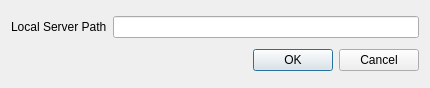
Before: the Qt Designer form client/src/widget/serverdialog.ui in legnaleurc/qbtd, drawn with Qt 5.
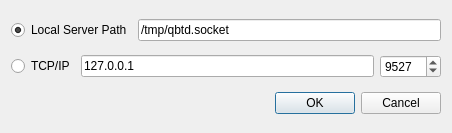
After: the same form once the commit is applied.

Diff of the .ui file:
```diff
--- a/client/src/widget/serverdialog.ui
+++ b/client/src/widget/serverdialog.ui
@@ -6,8 +6,8 @@
    <rect>
     <x>0</x>
     <y>0</y>
-    <width>430</width>
-    <height>88</height>
+    <width>452</width>
+    <height>133</height>
    </rect>
   </property>
   <property name="windowTitle">
@@ -17,14 +17,49 @@
    <item>
     <layout class="QHBoxLayout" name="horizontalLayout">
      <item>
-      <widget class="QLabel" name="label">
+      <widget class="QRadioButton" name="lsp">
        <property name="text">
         <string>Local Server Path</string>
        </property>
+       <property name="checked">
+        <bool>true</bool>
+       </property>
       </widget>
      </item>
      <item>
-      <widget class="QLineEdit" name="localServerPath"/>
+      <widget class="QLineEdit" name="localServerPath">
+       <property name="text">
+        <string>/tmp/qbtd.socket</string>
+       </property>
+      </widget>
+     </item>
+    </layout>
+   </item>
+   <item>
+    <layout class="QHBoxLayout" name="horizontalLayout_2">
+     <item>
+      <widget class="QRadioButton" name="tcpip">
+       <property name="text">
+        <string>TCP/IP</string>
+       </property>
+      </widget>
+     </item>
+     <item>
+      <widget class="QLineEdit" name="address">
+       <property name="text">
+        <string>127.0.0.1</string>
+       </property>
+      </widget>
+     </item>
+     <item>
+      <widget class="QSpinBox" name="port">
+       <property name="maximum">
+        <number>65535</number>
+       </property>
+       <property name="value">
+        <number>9527</number>
+       </property>
+      </widget>
      </item>
     </layout>
    </item>
```
